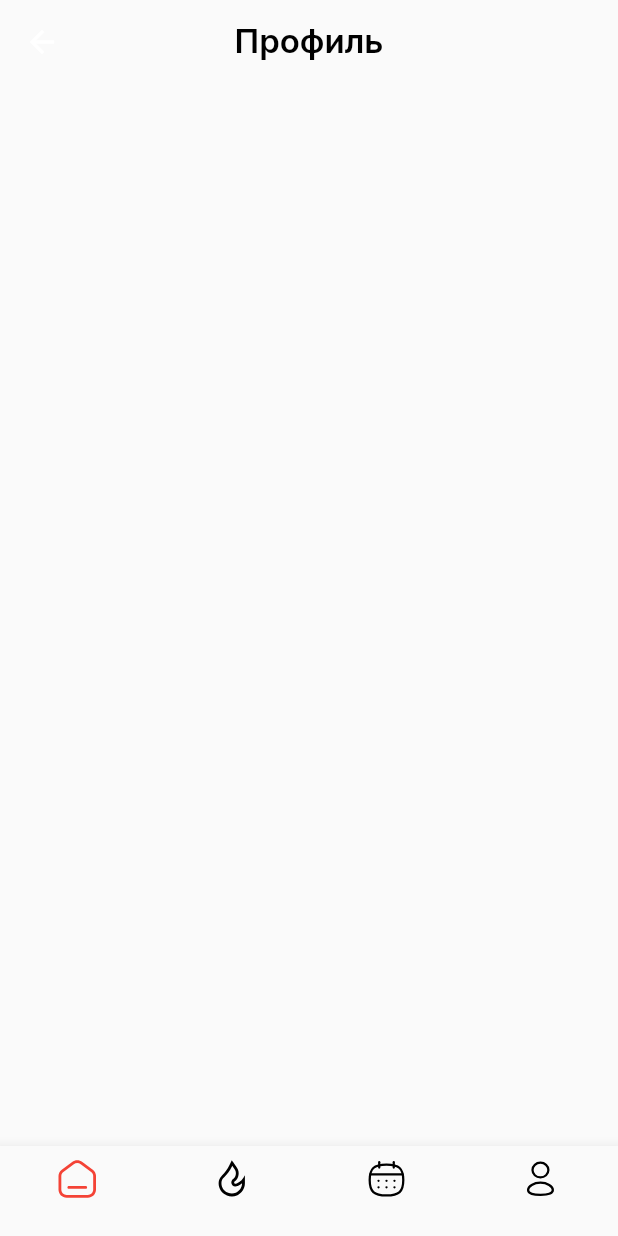
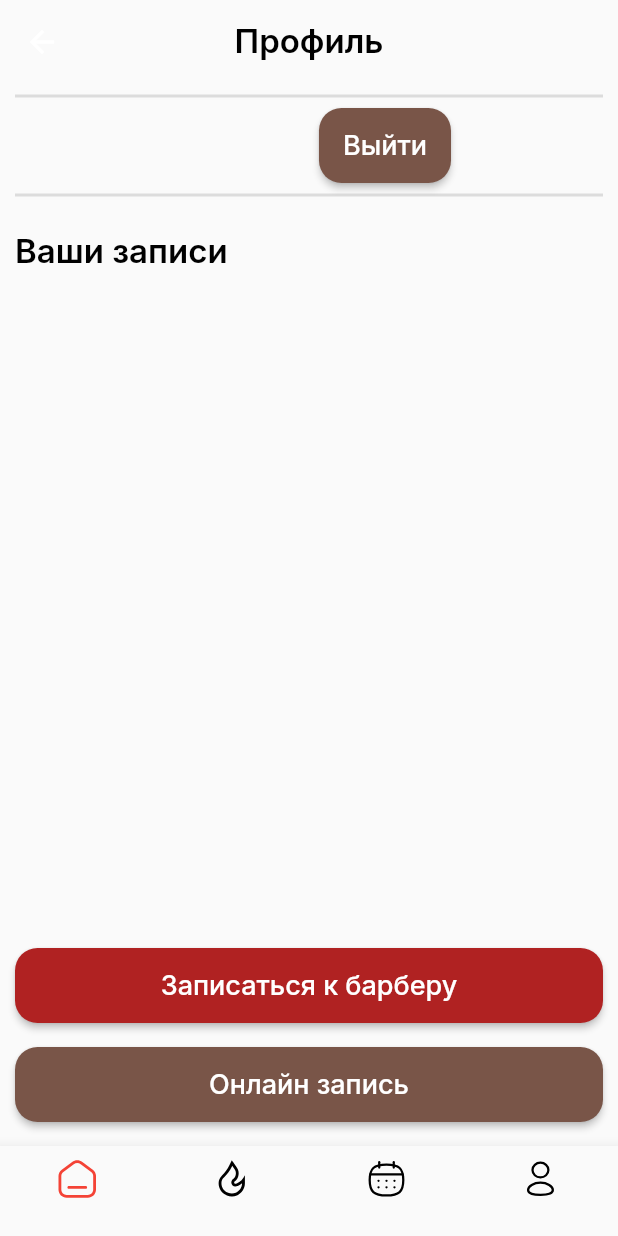
Before and after one commit to maksym-tielnyi/craft-cuts-mobile, a Flutter app: the MainPage screen opened by its route, swiped to page 4, on a phone screen of 412 x 824 dp. Run offline on Flutter 3.47's test engine with Material 2 defaults, Android fonts, the phone set to English and light mode, and no system bars; our stand-ins replace carousel_slider, date_field, flutter_multi_formatter, flutter_secure_storage, flutter_svg, google_fonts and 2 more; missing offline and left inert: copy_with_utils, google_ml_kit, paginated_search_bar; accounts and stored records are empty; statements that could not run were skipped.

Commit message:
Basic profile page layout

```diff
--- a/lib/common/presentation/craft_cuts_app/craft_cuts_app.dart
+++ b/lib/common/presentation/craft_cuts_app/craft_cuts_app.dart
@@ -111,6 +111,9 @@ class CraftCutsApp extends StatelessWidget {
               borderRadius: BorderRadius.circular(8.0),
             ),
           ),
+          dividerTheme: DividerThemeData(
+            thickness: 2.0,
+          ),
         ),
         navigatorKey: _navigatorKey,
         builder: (context, widget) {
--- a/lib/common/presentation/strings/common_strings.dart
+++ b/lib/common/presentation/strings/common_strings.dart
@@ -37,4 +37,7 @@ class CommonStrings {
   static const bookingSuccessMessage = 'Запись прошла успешно!';
   static const bookingErrorDefaultMessage = 'Что-то пошло не так!';
   static const gotoBookings = 'Перейти к моим записям';
+  static const logOut = 'Выйти';
+  static const yourAppointments = 'Ваши записи';
+  static const makeAnAppointment = 'Записаться к барберу';
 }
--- a/lib/main/presentation/pages/main_page.dart
+++ b/lib/main/presentation/pages/main_page.dart
@@ -1,6 +1,7 @@
 import 'package:craft_cuts_mobile/booking/presentation/widgets/booking_page_page_view.dart';
 import 'package:craft_cuts_mobile/common/presentation/strings/common_strings.dart';
 import 'package:craft_cuts_mobile/home/presentation/widgets/home_page_page_view.dart';
+import 'package:craft_cuts_mobile/profile/presentation/widgets/profile_page.dart';
 import 'package:flutter/material.dart';
 import 'package:flutter_svg/flutter_svg.dart';
 
@@ -37,11 +38,7 @@ class _MainPageState extends State<MainPage> {
                 ),
               ),
               BookingPagePageView(),
-              Scaffold(
-                appBar: AppBar(
-                  title: Text(CommonStrings.profile),
-                ),
-              ),
+              const ProfilePage(),
             ],
           ),
         ),
--- /dev/null
+++ b/lib/profile/presentation/widgets/profile_page.dart
@@ -0,0 +1,82 @@
+import 'package:craft_cuts_mobile/auth/presentation/state/auth_notifier.dart';
+import 'package:craft_cuts_mobile/common/presentation/strings/common_strings.dart';
+import 'package:flutter/cupertino.dart';
+import 'package:flutter/material.dart';
+import 'package:provider/provider.dart';
+
+class ProfilePage extends StatefulWidget {
+  const ProfilePage();
+
+  @override
+  State<StatefulWidget> createState() => _ProfilePageState();
+}
+
+class _ProfilePageState extends State<ProfilePage> {
+  @override
+  Widget build(BuildContext context) {
+    // TODO: maybe we should move this value to the default theme, idk.
+    const secondaryColor = Colors.brown;
+    final authNotifier = Provider.of<AuthNotifier>(context);
+
+    final elevatedButtonStyle = Theme.of(context).elevatedButtonTheme.style;
+    final elevatedButtonMinSize =
+        elevatedButtonStyle?.minimumSize?.resolve(MaterialState.values.toSet());
+    final logOutButtonMinSize = Size(0, elevatedButtonMinSize?.height ?? 0);
+
+    return Scaffold(
+      appBar: AppBar(
+        title: Text(CommonStrings.profile),
+      ),
+      body: Padding(
+        padding: const EdgeInsets.symmetric(horizontal: 10.0),
+        child: Column(
+          crossAxisAlignment: CrossAxisAlignment.stretch,
+          children: [
+            const Divider(),
+            Row(
+              mainAxisAlignment: MainAxisAlignment.spaceEvenly,
+              children: [
+                Text(
+                  authNotifier.currentUser?.name ?? '',
+                  style: Theme.of(context).textTheme.headline4,
+                ),
+                ElevatedButton(
+                  onPressed: () {},
+                  style: elevatedButtonStyle?.copyWith(
+                    minimumSize: MaterialStateProperty.all(logOutButtonMinSize),
+                    backgroundColor: MaterialStateProperty.all(secondaryColor),
+                  ),
+                  child: Text(
+                    CommonStrings.logOut,
+                  ),
+                ),
+              ],
+            ),
+            const Divider(),
+            const SizedBox(height: 16.0),
+            Text(
+              CommonStrings.yourAppointments,
+              style: Theme.of(context).textTheme.headline3,
+            ),
+            // TODO: add appointments list
+            const Expanded(child: Center()),
+            const SizedBox(height: 16.0),
+            ElevatedButton(
+              onPressed: () {},
+              child: Text(CommonStrings.makeAnAppointment),
+            ),
+            const SizedBox(height: 16.0),
+            ElevatedButton(
+              onPressed: () {},
+              style: elevatedButtonStyle?.copyWith(
+                backgroundColor: MaterialStateProperty.all(secondaryColor),
+              ),
+              child: Text(CommonStrings.onlineBooking),
+            ),
+            const SizedBox(height: 16.0),
+          ],
+        ),
+      ),
+    );
+  }
+}
```
